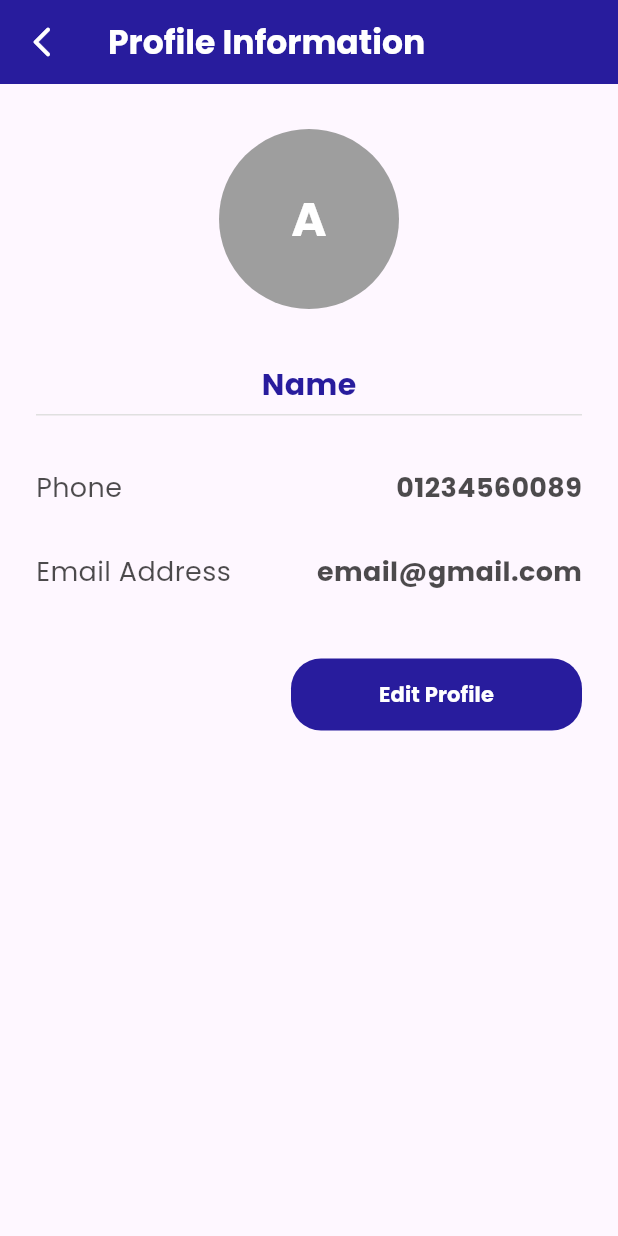
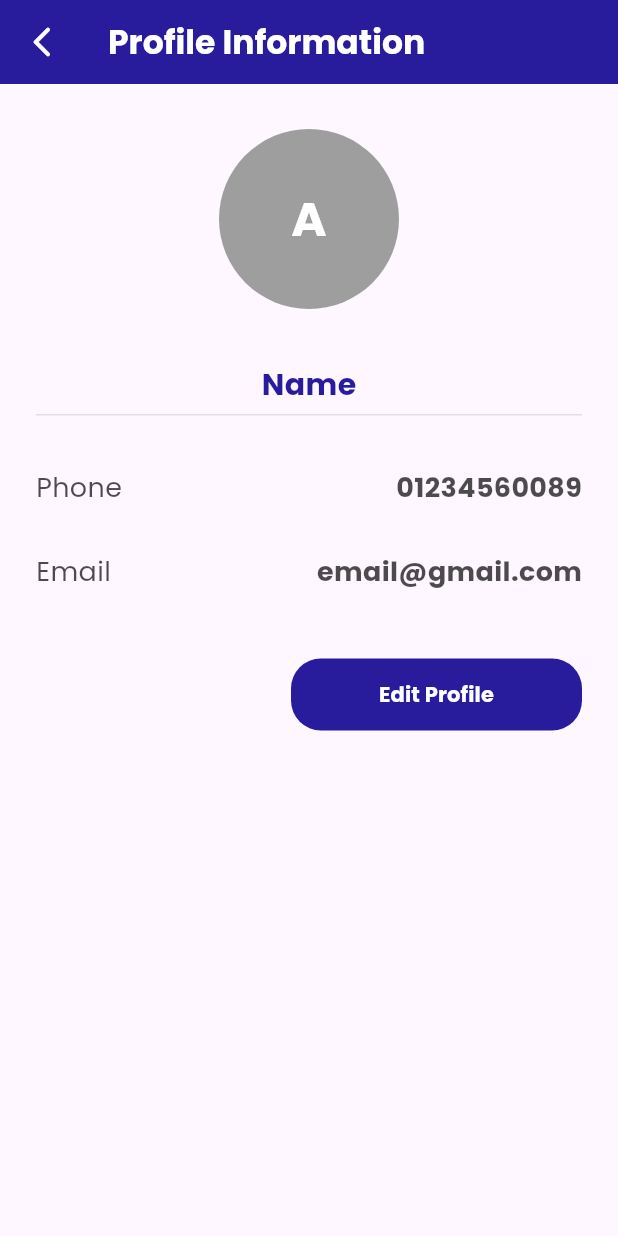
Before and after one commit to ACICT-DEPI/CAI1_SWD4_S9d-bank-application, a Flutter app: the ProfileInfromationScrenn screen opened by its route, on a phone screen of 412 x 824 dp. Run offline on Flutter 3.47's test engine with Material 3 defaults, Android fonts, the light colour scheme and no system bars; our stand-ins replace awesome_dialog, cloud_firestore, firebase_auth, firebase_core, flutter_otp_text_field, get and 3 more; accounts and stored records are empty; project files that could hold a hidden picture were left out.

Commit message:
small modifications

```diff
--- a/lib/screen/settings/profile_infromation.dart
+++ b/lib/screen/settings/profile_infromation.dart
@@ -74,13 +74,15 @@ class ProfileInfromationScrenn extends StatelessWidget {
                 children: [
                   Expanded(
                       child: Text(
-                        "Email Address",
+                        "Email",
                         style: TextStyle(fontSize: 18, color: Colors.black.withOpacity(0.7)),
                       )
                   ),
                   Text(
                       "email@gmail.com",
-                      style: TextStyle(fontSize: 18, color: Colors.black.withOpacity(0.7), fontWeight: FontWeight.bold)
+                      style: TextStyle(fontSize: 18, color: Colors.black.withOpacity(0.7), fontWeight: FontWeight.bold),
+                    overflow: TextOverflow.ellipsis,
+                    maxLines: 2,
                   )
                 ],
               ),
--- a/lib/screen/settings/settings.dart
+++ b/lib/screen/settings/settings.dart
@@ -13,7 +13,9 @@ class SettingsScreen extends StatelessWidget {
       appBar: AppBar(
         backgroundColor: AppColor.primaryColor,
         leading: IconButton(
-            onPressed: (){},
+            onPressed: (){
+              Navigator.pop(context);
+            },
             icon: Icon(
               Icons.arrow_back_ios_new,
               size: 20,
```
